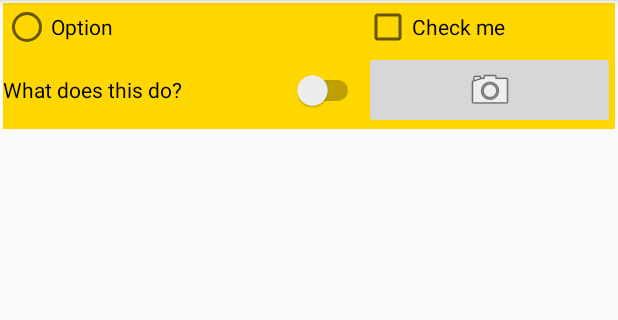
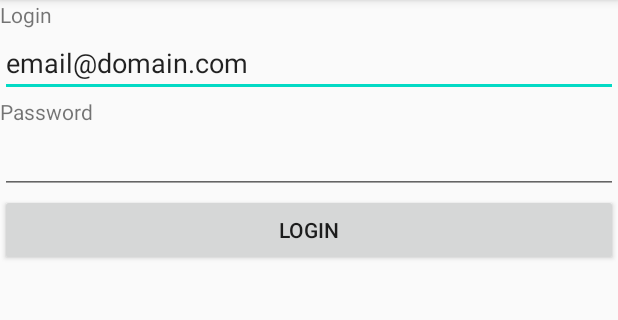
Before and after one commit to DILEEPMYCHARLA/DILEEPMYCHARLA.github.io, an Android app: the screen it shows after launch (ListItemActivity before the commit, LoginActivity after it), on a phone screen of 412 x 824 dp, the part 84-404 px from its top. Run offline under Robolectric (Android 15) with nearby library versions, the phone set to English and light mode, and no system bars.

Commit message:
Finished part 3 Ass-2.2

```diff
--- a/app/src/main/java/com/example/androidassignments/ListItemActivity.java
+++ /dev/null
@@ -1,13 +0,0 @@
-package com.example.androidassignments;
-
-import android.support.v7.app.AppCompatActivity;
-import android.os.Bundle;
-
-public class ListItemActivity extends AppCompatActivity {
-
-    @Override
-    protected void onCreate(Bundle savedInstanceState) {
-        super.onCreate(savedInstanceState);
-        setContentView(R.layout.activity_list_item);
-    }
-}
--- a/app/src/main/java/com/example/androidassignments/LoginActivity.java
+++ b/app/src/main/java/com/example/androidassignments/LoginActivity.java
@@ -1,13 +1,112 @@
 package com.example.androidassignments;
 
-import android.support.v7.app.AppCompatActivity;
+import androidx.appcompat.app.AppCompatActivity;
 import android.os.Bundle;
+import android.util.Log;
+import android.content.SharedPreferences;
+import android.content.Intent;
+import android.view.View;
+import android.widget.Button;
+import android.widget.EditText;
+import android.util.Patterns;
+import android.widget.Toast;
 
 public class LoginActivity extends AppCompatActivity {
+    private static final String TAG = "LoginActivity";
+    private EditText emailInput;
+    private EditText passwordInput;
+    private Button loginButton;
+    private SharedPreferences prefs;
 
     @Override
     protected void onCreate(Bundle savedInstanceState) {
         super.onCreate(savedInstanceState);
+        Log.i(TAG, "inside onCreate");
         setContentView(R.layout.activity_login);
+
+        emailInput    = findViewById(R.id.emailInput);
+        passwordInput = findViewById(R.id.passwordInput);
+        loginButton   = findViewById(R.id.loginButton);
+
+        prefs = getSharedPreferences(
+                "com.example.androidassignments.PREFS",
+                MODE_PRIVATE
+        );
+
+        String lastEmail = prefs.getString(
+                "DefaultEmail",
+                "email@domain.com"
+        );
+        emailInput.setText(lastEmail);
+
+        loginButton.setOnClickListener(new View.OnClickListener() {
+            @Override
+            public void onClick(View view) {
+                String email    = emailInput.getText().toString().trim();
+                String password = passwordInput.getText().toString();
+
+                boolean valid = true;
+
+                if (email.isEmpty() ||
+                        !Patterns.EMAIL_ADDRESS.matcher(email).matches()) {
+                    emailInput.setError("Enter a valid email");
+                    valid = false;
+                }
+
+                if (password.isEmpty()) {
+                    passwordInput.setError("Password cannot be empty");
+                    valid = false;
+                }
+
+                if (!valid) {
+                    Toast.makeText(
+                            LoginActivity.this,
+                            "Fix errors before continuing",
+                            Toast.LENGTH_SHORT
+                    ).show();
+                    return;
+                }
+
+                prefs.edit()
+                        .putString("DefaultEmail", email)
+                        .apply();
+
+                Intent intent = new Intent(
+                        LoginActivity.this,
+                        MainActivity.class
+                );
+                startActivity(intent);
+            }
+        });
+    }
+
+    @Override
+    protected void onStart(){
+        super.onStart();
+        Log.i(TAG, "inside onStart");
+    }
+
+    @Override
+    protected void onResume(){
+        super.onResume();
+        Log.i(TAG, "inside onResume");
+    }
+
+    @Override
+    protected void onPause(){
+        super.onPause();
+        Log.i(TAG, "inside onPause");
+    }
+
+    @Override
+    protected void onStop(){
+        super.onStop();
+        Log.i(TAG, "inside onStop");
+    }
+
+    @Override
+    protected void onDestroy(){
+        super.onDestroy();
+        Log.i(TAG, "inside onDestroy");
     }
 }
--- a/app/src/main/res/layout/activity_list_item.xml
+++ /dev/null
@@ -1,45 +0,0 @@
-<?xml version="1.0" encoding="utf-8"?>
-<GridLayout xmlns:android="http://schemas.android.com/apk/res/android"
-    xmlns:tools="http://schemas.android.com/tools"
-    android:layout_width="match_parent"
-    android:layout_height="wrap_content"
-    android:layout_margin="2dp"
-    android:background="@color/gold"
-    android:columnCount="2"
-    android:rowCount="2"
-    tools:context=".ListItemsActivity">
-
-    <RadioButton
-        android:id="@+id/radioButton"
-        android:layout_width="wrap_content"
-        android:layout_height="wrap_content"
-        android:layout_columnWeight="1"
-        android:layout_gravity="fill"
-        android:text="Option" />
-
-    <CheckBox
-        android:id="@+id/checkBox"
-        android:layout_width="wrap_content"
-        android:layout_height="wrap_content"
-        android:layout_columnWeight="1"
-        android:layout_gravity="fill"
-        android:text="Check me" />
-
-    <Switch
-        android:id="@+id/switchButton"
-        android:layout_width="wrap_content"
-        android:layout_height="wrap_content"
-        android:layout_columnWeight="1"
-        android:layout_gravity="fill"
-        android:text="What does this do?" />
-
-    <ImageButton
-        android:id="@+id/imageButton"
-        android:layout_width="wrap_content"
-        android:layout_height="wrap_content"
-        android:layout_columnWeight="1"
-        android:layout_gravity="fill"
-        android:src="@android:drawable/ic_menu_camera"
-        android:contentDescription="Camera button" />
-
-</GridLayout>
--- a/app/src/main/res/layout/activity_login.xml
+++ b/app/src/main/res/layout/activity_login.xml
@@ -1,36 +1,35 @@
 <?xml version="1.0" encoding="utf-8"?>
-<LinearLayout xmlns:android="http://schemas.android.com/apk/res/android"
-    xmlns:app="http://schemas.android.com/apk/res-auto"
-    xmlns:tools="http://schemas.android.com/tools"
+<LinearLayout
+    xmlns:android="http://schemas.android.com/apk/res/android"
     android:layout_width="match_parent"
     android:layout_height="match_parent"
-    android:orientation="vertical"
-    tools:context=".LoginActivity">
-
+    android:orientation="vertical">
     <TextView
-        android:id="@+id/loginText"
+        android:id="@+id/LoginText"
         android:layout_width="wrap_content"
         android:layout_height="wrap_content"
-        android:text="@string/login_text" />
-
+        android:text="@string/LoginText" />
     <EditText
-        android:id="@+id/usernameEditText"
+        android:id="@+id/emailInput"
         android:layout_width="match_parent"
         android:layout_height="wrap_content"
-        android:hint="login name"
+        android:hint="@string/emailInput_hint"
         android:inputType="textEmailAddress" />
-
     <TextView
         android:id="@+id/passwordText"
         android:layout_width="wrap_content"
         android:layout_height="wrap_content"
-        android:text="password" />
-
+        android:text="@string/passwordText" />
     <EditText
-        android:id="@+id/passwordEditText"
+        android:id="@+id/passwordInput"
         android:layout_width="match_parent"
         android:layout_height="wrap_content"
-        android:hint="Enter password"
         android:inputType="textPassword" />
 
+    <Button
+        android:id="@+id/loginButton"
+        android:layout_width="match_parent"
+        android:layout_height="wrap_content"
+        android:text="Login"/>
+
 </LinearLayout>
```
Also changed, not shown: app/build.gradle (+7 -6 lines), app/src/main/AndroidManifest.xml (+17 -9 lines), app/src/main/java/com/example/androidassignments/ListItemsActivity.java (added, +134 -0 lines), app/src/main/java/com/example/androidassignments/MainActivity.java (+71 -1 lines), app/src/main/res/layout/activity_list_items.xml (added, +50 -0 lines), app/src/main/res/layout/activity_main.xml (+8 -5 lines), app/src/main/res/values/strings.xml (+17 -3 lines), gradle.properties (+4 -15 lines), app/src/main/res/values/colors.xml (indentation only), 1 other file.
